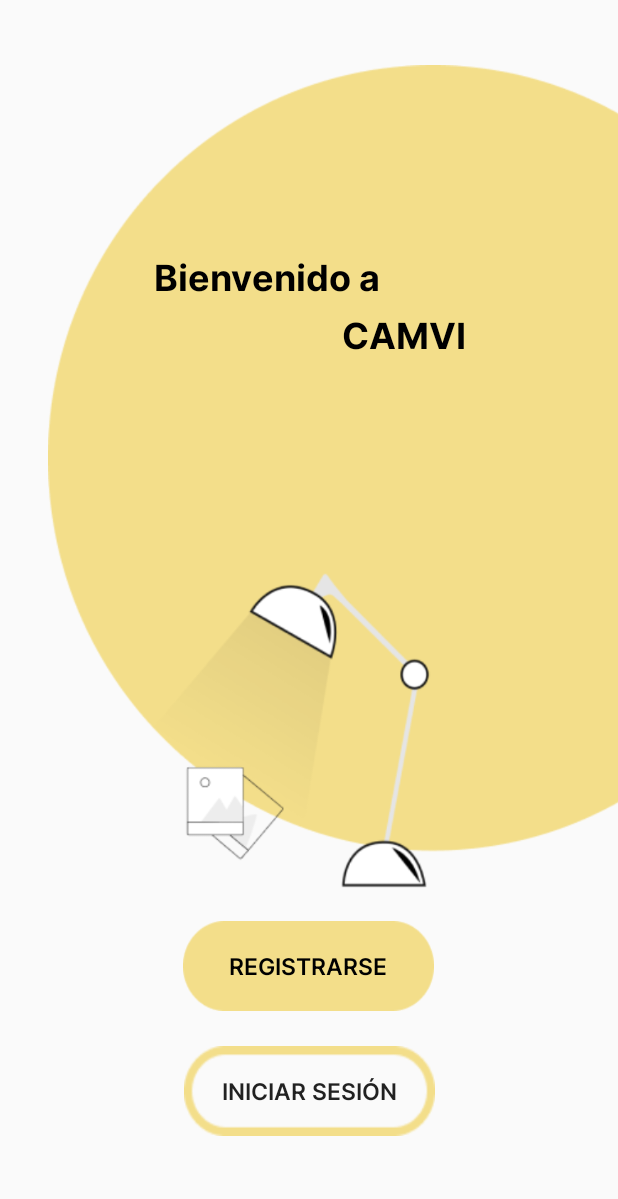
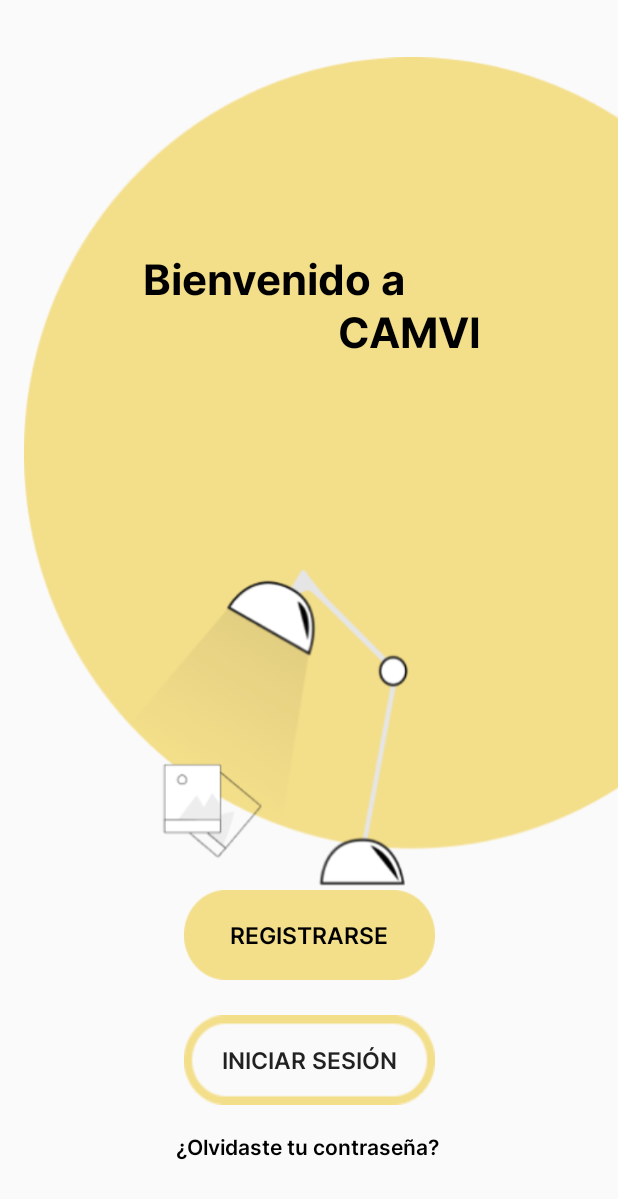
Before and after one commit to vicrenlopez14/CAMVI, an Android app: the fragment Fragment_Principal shown on its own in the app's theme, on a phone screen of 412 x 824 dp. Shown: the top 1199 px of the screen. Run offline under Robolectric (Android 15) with nearby library versions, the phone set to English and light mode, and no system bars.

Commit message:
Pantalla inicial

```diff
--- a/app/src/main/res/layout/fragment__login.xml
+++ b/app/src/main/res/layout/fragment__login.xml
@@ -36,7 +36,7 @@
 
     <EditText
         android:id="@+id/txtEmail"
-        android:layout_width="312dp"
+        android:layout_width="324dp"
         android:layout_height="62dp"
         android:ems="10"
         android:hint="Correo"
@@ -49,8 +49,8 @@
 
     <EditText
         android:id="@+id/txtPassword"
-        android:layout_width="307dp"
-        android:layout_height="58dp"
+        android:layout_width="324dp"
+        android:layout_height="62dp"
         android:ems="10"
         android:hint="Contraeña"
         android:inputType="textPassword"
--- a/app/src/main/res/layout/fragment__principal.xml
+++ b/app/src/main/res/layout/fragment__principal.xml
@@ -6,16 +6,6 @@
     android:layout_height="match_parent"
     tools:context=".controller.global.Fragment_Principal">
 
-
-    <ImageView
-        android:id="@+id/imageView"
-        android:layout_width="513dp"
-        android:layout_height="830dp"
-        android:layout_marginStart="32dp"
-        android:layout_marginBottom="80dp"
-        android:src="@drawable/imagen"
-        app:layout_constraintBottom_toBottomOf="parent"
-        app:layout_constraintStart_toStartOf="parent" />
 
     <Button
         android:id="@+id/btnRegistrarse"
@@ -28,10 +18,9 @@
         android:textSize="15sp"
         app:layout_constraintBottom_toBottomOf="parent"
         app:layout_constraintEnd_toEndOf="parent"
-        app:layout_constraintHorizontal_bias="0.498"
         app:layout_constraintStart_toStartOf="parent"
         app:layout_constraintTop_toTopOf="parent"
-        app:layout_constraintVertical_bias="0.804" />
+        app:layout_constraintVertical_bias="0.777" />
 
     <Button
         android:id="@+id/btnIniciarSesion"
@@ -45,35 +34,61 @@
         app:layout_constraintEnd_toEndOf="parent"
         app:layout_constraintStart_toStartOf="parent"
         app:layout_constraintTop_toTopOf="parent"
-        app:layout_constraintVertical_bias="0.913" />
+        app:layout_constraintVertical_bias="0.886" />
+
+    <ImageView
+        android:id="@+id/imgPrincipal"
+        android:layout_width="441dp"
+        android:layout_height="787dp"
+        android:layout_marginStart="16dp"
+        android:layout_marginBottom="116dp"
+        android:src="@drawable/imagen"
+        app:layout_constraintBottom_toBottomOf="parent"
+        app:layout_constraintStart_toStartOf="parent" />
 
     <TextView
-        android:id="@+id/lbBienvenido"
+        android:id="@+id/textView"
         android:layout_width="wrap_content"
         android:layout_height="wrap_content"
         android:fontFamily="@font/inter_boldd"
         android:text="Bienvenido a "
         android:textColor="@color/black"
-        android:textSize="24sp"
+        android:textSize="28sp"
         app:layout_constraintBottom_toBottomOf="parent"
         app:layout_constraintEnd_toEndOf="parent"
-        app:layout_constraintHorizontal_bias="0.401"
+        app:layout_constraintHorizontal_bias="0.414"
         app:layout_constraintStart_toStartOf="parent"
         app:layout_constraintTop_toTopOf="parent"
         app:layout_constraintVertical_bias="0.212" />
 
     <TextView
-        android:id="@+id/lbCamvi"
+        android:id="@+id/textView2"
         android:layout_width="wrap_content"
         android:layout_height="wrap_content"
         android:fontFamily="@font/inter_boldd"
         android:text="CAMVI"
         android:textColor="@color/black"
-        android:textSize="24sp"
+        android:textSize="28sp"
         app:layout_constraintBottom_toBottomOf="parent"
         app:layout_constraintEnd_toEndOf="parent"
-        app:layout_constraintHorizontal_bias="0.692"
+        app:layout_constraintHorizontal_bias="0.713"
         app:layout_constraintStart_toStartOf="parent"
         app:layout_constraintTop_toTopOf="parent"
-        app:layout_constraintVertical_bias="0.261" />
+        app:layout_constraintVertical_bias="0.257" />
+
+    <TextView
+        android:id="@+id/textView3"
+        android:layout_width="wrap_content"
+        android:layout_height="wrap_content"
+        android:clickable="true"
+        android:fontFamily="@font/inter_semibold"
+        android:text="¿Olvidaste tu contraseña?"
+        android:textColor="@color/black"
+        app:layout_constraintBottom_toBottomOf="parent"
+        app:layout_constraintEnd_toEndOf="parent"
+        app:layout_constraintHorizontal_bias="0.497"
+        app:layout_constraintStart_toStartOf="parent"
+        app:layout_constraintTop_toTopOf="parent"
+        app:layout_constraintVertical_bias="0.939" />
+
 </androidx.constraintlayout.widget.ConstraintLayout>
--- a/app/src/main/res/layout/fragment__registro.xml
+++ b/app/src/main/res/layout/fragment__registro.xml
@@ -8,7 +8,7 @@
 
 
     <TextView
-        android:id="@+id/textView"
+        android:id="@+id/lbCreaTuPerfil"
         android:layout_width="wrap_content"
         android:layout_height="wrap_content"
         android:fontFamily="@font/inter_boldd"
```
Also changed, not shown: app/src/main/res/drawable/imagen.png.
